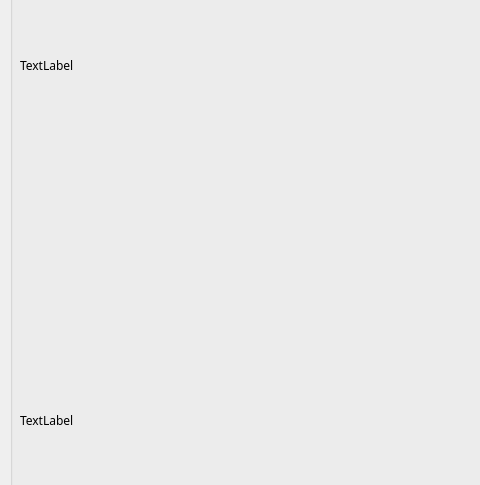
The window that mainwindow.ui (krg-nandu/pose-annotator) describes before a commit, drawn with Qt 5; both pictures show x 0 to 480 and y 171 to 656 of the 1202 by 810 pixel window.
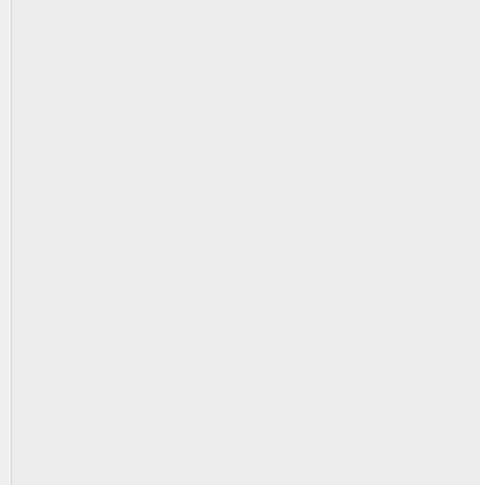
The same window after the commit.

What changed in the file:
```diff
--- a/mainwindow.ui
+++ b/mainwindow.ui
@@ -41,7 +41,7 @@
       </rect>
      </property>
      <property name="text">
-      <string>TextLabel</string>
+      <string/>
      </property>
     </widget>
     <widget class="QLabel" name="view2">
@@ -54,7 +54,7 @@
       </rect>
      </property>
      <property name="text">
-      <string>TextLabel</string>
+      <string/>
      </property>
     </widget>
    </widget>
```
